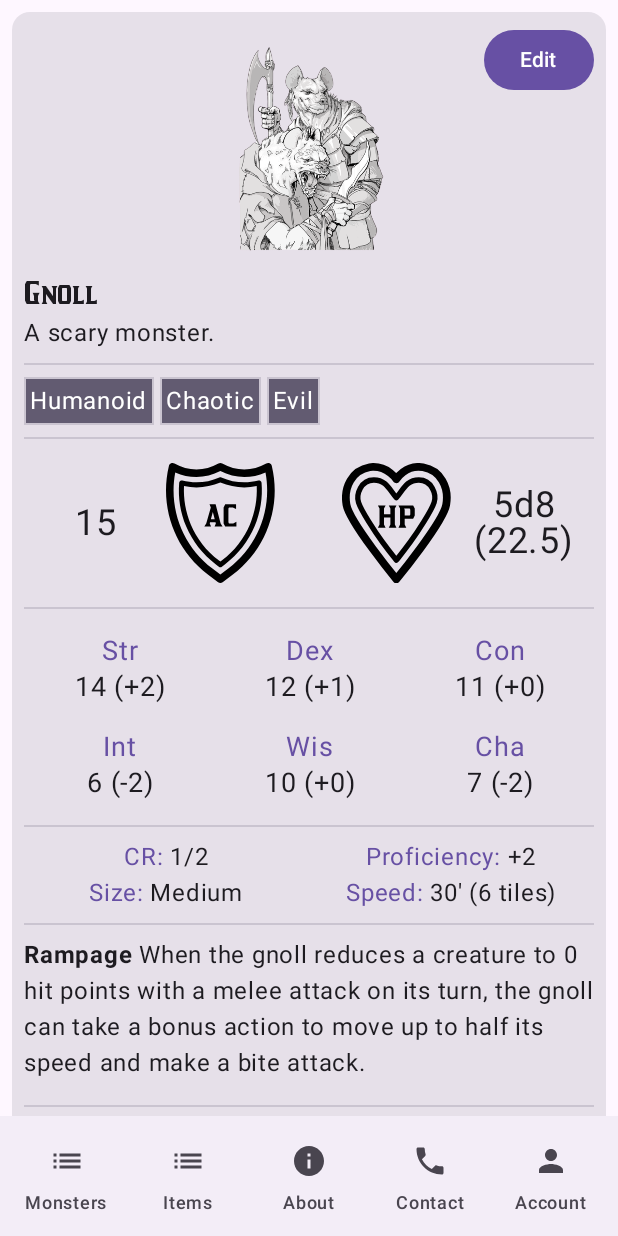
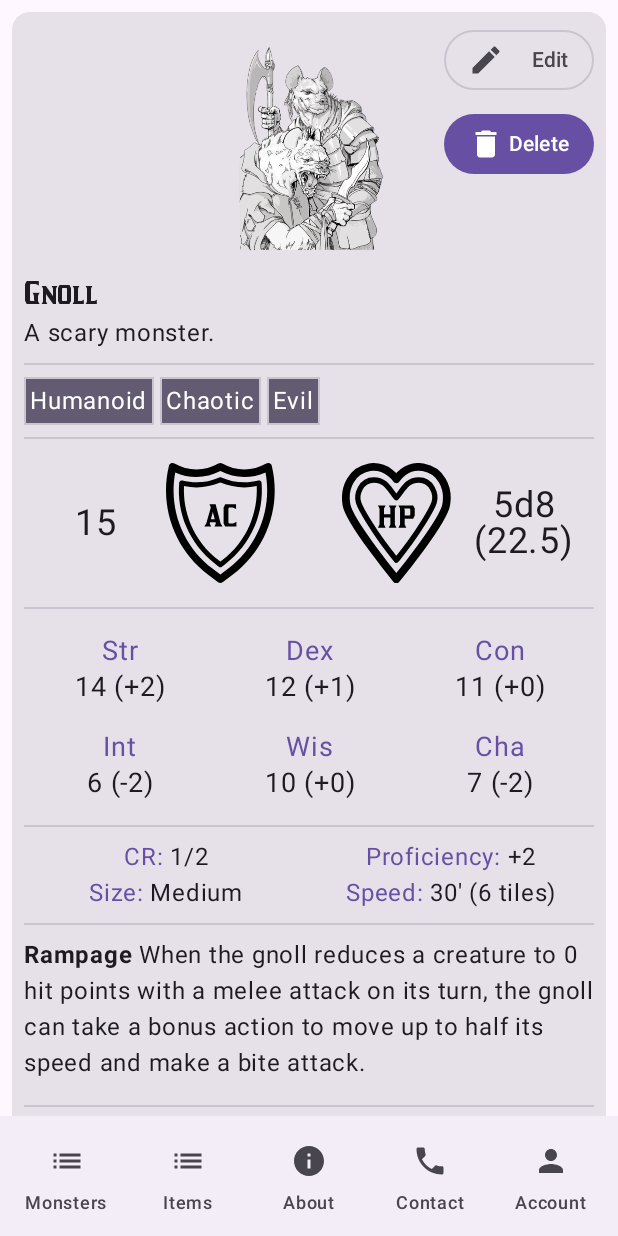
Before and after one commit to JorKov-JAC/dnd-app, an Android app built with Jetpack Compose: the MonstersListScreen screen opened through its navigation route, after a tap on "Gnoll", on a phone screen of 412 x 824 dp. Run offline under Robolectric (Android 15) with nearby library versions, the light colour scheme and no system bars.

Commit message:
feat: Modify Monster deletion button
Moves the button to the monster details screen and adds a confirmation
prompt.

```diff
--- a/app/src/main/java/makovacs/dnd/ui/components/Monsters.kt
+++ b/app/src/main/java/makovacs/dnd/ui/components/Monsters.kt
@@ -13,11 +13,9 @@ import androidx.compose.foundation.layout.padding
 import androidx.compose.foundation.layout.sizeIn
 import androidx.compose.material.icons.Icons
 import androidx.compose.material.icons.filled.ArrowDropDown
-import androidx.compose.material.icons.filled.Delete
 import androidx.compose.material3.Card
 import androidx.compose.material3.Divider
 import androidx.compose.material3.Icon
-import androidx.compose.material3.IconButton
 import androidx.compose.material3.MaterialTheme
 import androidx.compose.material3.Text
 import androidx.compose.runtime.Composable
@@ -203,8 +201,6 @@ fun MonsterBitmapSelector(bitmap: Bitmap?, setBitmap: (Bitmap?, String?) -> Unit
  *
  * @param monsters The monsters to display.
  * @param onClick Called when the user clicks on a Monster. Null if nothing should happen.
- * @param onDelete Called when the user tries to delete a Monster. Null if user cannot delete
- * monsters.
  * @param queryStr The string to use as a search query.
  * @param setQueryStr Called when the user tries to set [queryStr] to the provided value.
  */
@@ -212,7 +208,6 @@ fun MonsterBitmapSelector(bitmap: Bitmap?, setBitmap: (Bitmap?, String?) -> Unit
 fun MonstersSearchList(
     monsters: List<Monster>,
     onClick: ((Monster) -> Unit)?,
-    onDelete: ((Monster) -> Unit)?,
     queryStr: String,
     setQueryStr: (String) -> Unit,
     modifier: Modifier = Modifier
@@ -237,16 +232,6 @@ fun MonstersSearchList(
             if (onClick != null) cardModifier = cardModifier.clickable { onClick(it) }
 
             MonsterCard(it, cardModifier)
-
-            // Add delete button if a callback was provided
-            if (onDelete != null) {
-                IconButton(
-                    onClick = { onDelete(it) },
-                    modifier = Modifier.align(Alignment.TopEnd)
-                ) {
-                    Icon(Icons.Default.Delete, "Delete \"${it.name}\"")
-                }
-            }
         }
     }
 }
--- a/app/src/main/java/makovacs/dnd/ui/routing/Routes.kt
+++ b/app/src/main/java/makovacs/dnd/ui/routing/Routes.kt
@@ -89,7 +89,10 @@ fun Router(modifier: Modifier = Modifier, magicItemsVM: MagicItemsViewModel = vi
         composable(Route.MonsterDetailsRoute.route) {
             val monstersVm = LocalMonstersViewModel.current
             val name = it.arguments!!.getString(NAME_KEY)!! // Must have a name
-            MonsterDetailsScreen(monster = monstersVm.getMonster(name))
+            MonsterDetailsScreen(
+                monster = monstersVm.getMonster(name),
+                onDelete = { monstersVm.removeMonster(name) }
+            )
         }
 
         composable(Route.NewMonsterRoute.route) {
--- a/app/src/main/java/makovacs/dnd/ui/screens/monsters/MonsterDetailsScreen.kt
+++ b/app/src/main/java/makovacs/dnd/ui/screens/monsters/MonsterDetailsScreen.kt
@@ -1,11 +1,22 @@
 package makovacs.dnd.ui.screens.monsters
 
+import androidx.compose.foundation.layout.Arrangement
 import androidx.compose.foundation.layout.Box
 import androidx.compose.foundation.layout.Column
+import androidx.compose.foundation.layout.IntrinsicSize
+import androidx.compose.foundation.layout.PaddingValues
+import androidx.compose.foundation.layout.Spacer
+import androidx.compose.foundation.layout.fillMaxWidth
 import androidx.compose.foundation.layout.padding
+import androidx.compose.foundation.layout.width
 import androidx.compose.foundation.rememberScrollState
 import androidx.compose.foundation.verticalScroll
+import androidx.compose.material.icons.Icons
+import androidx.compose.material.icons.filled.Delete
+import androidx.compose.material.icons.filled.Edit
 import androidx.compose.material3.Button
+import androidx.compose.material3.Icon
+import androidx.compose.material3.OutlinedButton
 import androidx.compose.material3.Text
 import androidx.compose.runtime.Composable
 import androidx.compose.runtime.getValue
@@ -17,6 +28,7 @@ import androidx.compose.ui.Modifier
 import androidx.compose.ui.unit.dp
 import androidx.compose.ui.zIndex
 import makovacs.dnd.data.dnd.Monster
+import makovacs.dnd.ui.components.ConfirmDeleteDialog
 import makovacs.dnd.ui.components.MonsterDetails
 import makovacs.dnd.ui.routing.LocalNavHostController
 import makovacs.dnd.ui.routing.Route
@@ -30,9 +42,15 @@ import makovacs.dnd.ui.routing.Route
  * then goes to the monster list, then deletes the monster, then navigates backward to the
  * individual monster's page again. The monster will no longer exist, so they will navigate further
  * back.
+ * @param onDelete Called when the user tries to delete a Monster. Null if user cannot delete the
+ * monster.
  */
 @Composable
-fun MonsterDetailsScreen(monster: Monster?, modifier: Modifier = Modifier) {
+fun MonsterDetailsScreen(
+    monster: Monster?,
+    onDelete: (() -> Unit)?,
+    modifier: Modifier = Modifier
+) {
     val navHostController = LocalNavHostController.current
 
     if (monster == null) {
@@ -48,18 +66,54 @@ fun MonsterDetailsScreen(monster: Monster?, modifier: Modifier = Modifier) {
     }
 
     Column(modifier = modifier.verticalScroll(rememberScrollState())) {
+        var deleteConfirmationVisible by rememberSaveable { mutableStateOf(false) }
+
         Box {
-            Button(
-                { navHostController.navigate(Route.EditMonsterRoute.go(monster.name)) },
+            // Overlay buttons on top of the monster information
+            Column(
+                verticalArrangement = Arrangement.spacedBy(8.dp),
                 modifier = Modifier
                     .align(Alignment.TopEnd)
                     .zIndex(1f)
                     .padding(16.dp)
+                    .width(IntrinsicSize.Min)
             ) {
-                Text("Edit")
+                // Edit Button
+                OutlinedButton(
+                    { navHostController.navigate(Route.EditMonsterRoute.go(monster.name)) },
+                    contentPadding = PaddingValues(horizontal = 16.dp),
+                    modifier = Modifier.fillMaxWidth()
+                ) {
+                    Icon(Icons.Default.Edit, null /* Described by Text */)
+                    Spacer(Modifier.weight(1f).width(4.dp))
+                    Text("Edit")
+                }
+
+                // Delete Button
+                if (onDelete != null) {
+                    Button(
+                        { deleteConfirmationVisible = true },
+                        contentPadding = PaddingValues(horizontal = 16.dp),
+                        modifier = Modifier.fillMaxWidth()
+                    ) {
+                        Icon(Icons.Default.Delete, null /* Described by Text */)
+                        Spacer(Modifier.weight(1f).width(4.dp))
+                        Text("Delete")
+                    }
+                }
             }
 
+            // Monster information
             MonsterDetails(monster = monster, modifier = Modifier.padding(8.dp))
+        }
+
+        // Delete confirmation dialog
+        if (deleteConfirmationVisible) {
+            ConfirmDeleteDialog(
+                onCloseDialog = { deleteConfirmationVisible = false },
+                itemStr = monster.name,
+                onDelete = onDelete!!
+            )
         }
     }
 }
--- a/app/src/main/java/makovacs/dnd/ui/screens/monsters/MonstersListScreen.kt
+++ b/app/src/main/java/makovacs/dnd/ui/screens/monsters/MonstersListScreen.kt
@@ -35,7 +35,6 @@ fun MonstersListScreen(modifier: Modifier = Modifier) {
             onClick = {
                 navHostController.navigate(Route.MonsterDetailsRoute.go(it.name))
             },
-            onDelete = { monstersVm.removeMonster(it.name) },
             queryStr = query,
             setQueryStr = { query = it }
         )
--- a/app/src/main/java/makovacs/dnd/ui/screens/monsters/MonstersSelectScreen.kt
+++ b/app/src/main/java/makovacs/dnd/ui/screens/monsters/MonstersSelectScreen.kt
@@ -41,7 +41,6 @@ fun MonstersSelectScreen(
         MonstersSearchList(
             monsters = monstersVm.monsters,
             onClick = onSelect,
-            onDelete = null,
             queryStr = query,
             setQueryStr = { query = it }
         )
```
